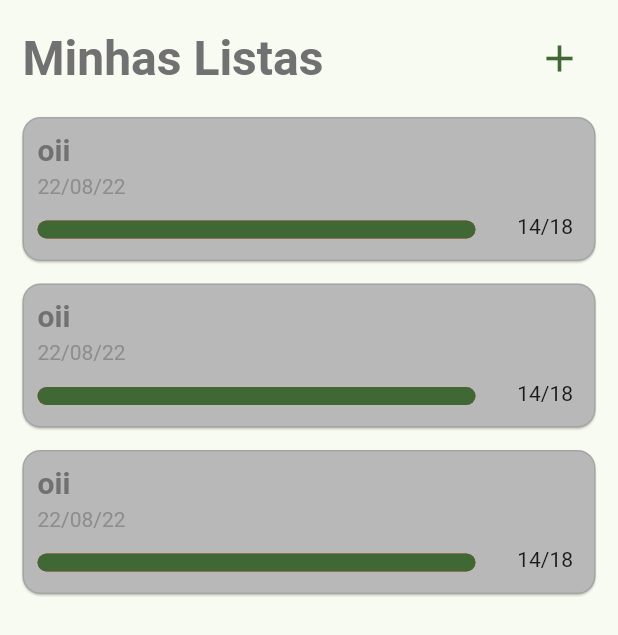
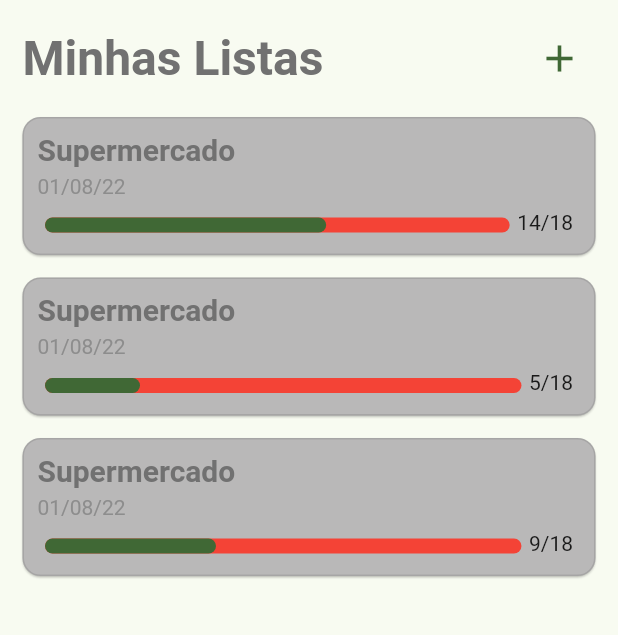
Before and after one commit to marcosfons/uailist, a Flutter app: the screen it shows after launch, on a phone screen of 412 x 824 dp. Shown: the top 635 px of the screen. Run offline on Flutter 3.47's test engine with Material 2 defaults, Android fonts, the phone set to English and light mode, and no system bars; drawn by our look-alikes of percent_indicator.

Commit message:
Progress bar with stack

```diff
--- a/frontend/app/lib/src/screens/list/list_screen.dart
+++ b/frontend/app/lib/src/screens/list/list_screen.dart
@@ -37,9 +37,24 @@ class ListScreen extends StatelessWidget {
               ],
             ),
           ),
-          ListCard(),
-          ListCard(),
-          ListCard(),
+          ListCard(
+            itemsTaken: 14.8,
+            totalItems: 18,
+            listDate: '01/08/22',
+            listName: 'Supermercado',
+          ),
+          ListCard(
+            itemsTaken: 5,
+            totalItems: 18,
+            listDate: '01/08/22',
+            listName: 'Supermercado',
+          ),
+          ListCard(
+            itemsTaken: 9,
+            totalItems: 18,
+            listDate: '01/08/22',
+            listName: 'Supermercado',
+          ),
         ],
       ),
     );
--- a/frontend/app/lib/src/screens/list/widgets/list_card.dart
+++ b/frontend/app/lib/src/screens/list/widgets/list_card.dart
@@ -1,8 +1,17 @@
 import 'package:flutter/material.dart';
-import 'package:percent_indicator/percent_indicator.dart';
 
 class ListCard extends StatelessWidget {
-  const ListCard({super.key});
+  final String listName;
+  final String listDate;
+  final double totalItems;
+  final double itemsTaken;
+
+  ListCard(
+      {super.key,
+      required this.totalItems,
+      required this.itemsTaken,
+      required this.listName,
+      required this.listDate});
 
   @override
   Widget build(BuildContext context) {
@@ -18,7 +27,7 @@ class ListCard extends StatelessWidget {
             padding:
                 const EdgeInsets.only(left: 10, top: 10, right: 0, bottom: 5),
             child: Text(
-              'oii',
+              listName,
               style: TextStyle(
                 fontSize: 20,
                 fontWeight: FontWeight.bold,
@@ -30,7 +39,7 @@ class ListCard extends StatelessWidget {
             padding:
                 const EdgeInsets.only(left: 10, top: 0, right: 0, bottom: 0),
             child: Text(
-              '22/08/22',
+              listDate,
               style: TextStyle(
                 fontSize: 14,
                 color: Color(0xff8D8D8D),
@@ -38,35 +47,46 @@ class ListCard extends StatelessWidget {
             ),
           ),
           SizedBox(
-            height: 10,
+            height: 8,
           ),
           Row(
             mainAxisAlignment: MainAxisAlignment.spaceBetween,
             children: [
               Expanded(
-                flex: 5,
                 child: Padding(
-                  padding: const EdgeInsets.only(
-                      left: 0, top: 5, right: 0, bottom: 15),
-                  child: LinearPercentIndicator(
-                    alignment: MainAxisAlignment.start,
-                    width: MediaQuery.of(context).size.width -
-                        100, //como colocar o maximo posivel
-                    animation: true,
-                    lineHeight: 12.0,
-                    animationDuration: 500,
-                    percent: 1.0,
-                    barRadius: const Radius.circular(16),
-                    progressColor: theme.colorScheme.primary,
-                    backgroundColor: Colors.red,
-                  ),
-                ),
+                    padding: const EdgeInsets.only(
+                        left: 15, top: 5, right: 0, bottom: 15),
+                    child: Stack(
+                      children: [
+                        Container(
+                          height: 10,
+                          constraints:
+                              BoxConstraints(maxWidth: double.infinity),
+                          decoration: BoxDecoration(
+                            borderRadius: BorderRadius.all(Radius.circular(12)),
+                            color: Colors.red,
+                          ),
+                        ),
+                        Container(
+                          height: 10,
+                          constraints: BoxConstraints(
+                            maxWidth: 228 *
+                                itemsTaken /
+                                totalItems, /* MediaQuery.of(context).size.width * percent*/
+                          ),
+                          decoration: BoxDecoration(
+                            borderRadius: BorderRadius.all(Radius.circular(12)),
+                            color: theme.colorScheme.primary,
+                          ),
+                        ),
+                      ],
+                    )),
               ),
-              const Padding(
+              Padding(
                 padding:
-                    EdgeInsets.only(left: 0, top: 0, right: 15, bottom: 14),
+                    EdgeInsets.only(left: 5, top: 0, right: 15, bottom: 14),
                 child: Text(
-                  '14/18',
+                  '${itemsTaken.toInt()}/${totalItems.toInt()}',
                 ),
               ),
             ],
```
